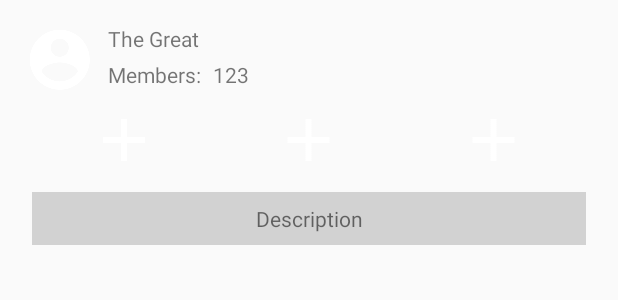
After one commit to andgeno/collabothon2016-client-android, an Android app: the layout fragment_group_item.xml on its own in the app's theme, with its tools: preview values and no code run, on a phone screen of 412 x 824 dp. The commit adds this screen. Shown: the top 300 px of the screen. Run offline under Robolectric (Android 15) with nearby library versions, the phone set to English and light mode, and no system bars.

Commit message:
REST + Group Item

```diff
--- a/app/src/main/java/de/comdirect/collabothon2016/collabothon2016/activity/LoginActivity.java
+++ b/app/src/main/java/de/comdirect/collabothon2016/collabothon2016/activity/LoginActivity.java
@@ -30,9 +30,9 @@ import android.widget.EditText;
 import android.widget.TextView;
 
 import com.google.gson.Gson;
-import com.google.gson.JsonElement;
-import com.google.gson.JsonParser;
 import com.google.gson.reflect.TypeToken;
+
+import org.greenrobot.eventbus.EventBus;
 
 import java.io.IOException;
 import java.lang.reflect.Type;
@@ -41,6 +41,7 @@ import java.util.List;
 
 import de.comdirect.collabothon2016.collabothon2016.BuildConfig;
 import de.comdirect.collabothon2016.collabothon2016.R;
+import de.comdirect.collabothon2016.collabothon2016.event.GroupsReceivedEvent;
 import de.comdirect.collabothon2016.collabothon2016.model.Group;
 import de.comdirect.collabothon2016.collabothon2016.service.GroupService;
 import okhttp3.ResponseBody;
@@ -361,14 +362,14 @@ public class LoginActivity extends AppCompatActivity implements LoaderCallbacks<
                                 e.printStackTrace();
                             }
 
-                            Gson gson = new Gson();
-                            JsonParser parser = new JsonParser();
-                            JsonElement elem = parser.parse(json);
-
                             Type collectionType = new TypeToken<List<Group>>() {
                             }.getType();
-                            List<Group> groups = gson.fromJson(json, collectionType);
+                            List<Group> groups = new Gson().fromJson(json, collectionType);
                             Log.e(BuildConfig.LOG_TAG, "GROUPS response: " + groups);
+
+                            GroupsReceivedEvent event = new GroupsReceivedEvent();
+                            event.groups = groups;
+                            EventBus.getDefault().postSticky(event);
                         }
                     });
 
--- /dev/null
+++ b/app/src/main/java/de/comdirect/collabothon2016/collabothon2016/event/GroupsReceivedEvent.java
@@ -0,0 +1,15 @@
+package de.comdirect.collabothon2016.collabothon2016.event;
+
+import java.util.List;
+
+import de.comdirect.collabothon2016.collabothon2016.model.Group;
+
+/**
+ * Created by a3319563 on 23/09/16.
+ */
+
+public class GroupsReceivedEvent {
+
+    public List<Group> groups;
+
+}
--- /dev/null
+++ b/app/src/main/res/layout/fragment_group_item.xml
@@ -0,0 +1,94 @@
+<?xml version="1.0" encoding="utf-8"?>
+<LinearLayout xmlns:android="http://schemas.android.com/apk/res/android"
+    android:orientation="vertical"
+    android:layout_width="match_parent"
+    android:layout_height="match_parent"
+    android:padding="16dp">
+
+
+    <!-- Icon + Group Name + Member Count -->
+    <LinearLayout
+        android:layout_width="match_parent"
+        android:layout_height="wrap_content"
+        android:orientation="horizontal">
+
+        <ImageView
+            android:layout_width="wrap_content"
+            android:layout_height="wrap_content"
+            android:src="@drawable/ic_account_circle_white_48dp"
+            android:paddingRight="8dp" />
+
+        <LinearLayout
+            android:layout_width="match_parent"
+            android:layout_height="match_parent"
+            android:orientation="vertical">
+
+            <TextView
+                android:layout_width="match_parent"
+                android:layout_height="match_parent"
+                android:layout_weight="1"
+                android:text="The Great" />
+
+            <LinearLayout
+                android:layout_width="match_parent"
+                android:layout_height="match_parent"
+                android:layout_weight="1"
+                android:orientation="horizontal">
+
+                <TextView
+                    android:layout_width="wrap_content"
+                    android:layout_height="wrap_content"
+                    android:text="Members:"
+                    android:paddingRight="8dp" />
+
+                <TextView
+                    android:layout_width="wrap_content"
+                    android:layout_height="wrap_content"
+                    android:text="123" />
+            </LinearLayout>
+        </LinearLayout>
+    </LinearLayout>
+
+    <!-- Member High Performer -->
+    <LinearLayout
+        android:layout_width="match_parent"
+        android:layout_height="wrap_content"
+        android:orientation="horizontal"
+        android:padding="5dp">
+
+        <ImageView
+            android:layout_width="wrap_content"
+            android:layout_height="wrap_content"
+            android:layout_weight="1"
+            android:src="@drawable/ic_add_white_48dp" />
+
+        <ImageView
+            android:layout_width="wrap_content"
+            android:layout_height="wrap_content"
+            android:layout_weight="1"
+            android:src="@drawable/ic_add_white_48dp" />
+
+        <ImageView
+            android:layout_width="wrap_content"
+            android:layout_height="wrap_content"
+            android:layout_weight="1"
+            android:src="@drawable/ic_add_white_48dp" />
+    </LinearLayout>
+
+    <!-- Group Description -->
+    <LinearLayout
+        android:layout_width="match_parent"
+        android:layout_height="wrap_content"
+        android:orientation="horizontal"
+        android:padding="5dp">
+
+        <TextView
+            android:layout_width="match_parent"
+            android:layout_height="wrap_content"
+            android:background="#d2d2d2"
+            android:text="Description"
+            android:textAlignment="center"
+            android:padding="8dp" />
+    </LinearLayout>
+
+</LinearLayout>
```
